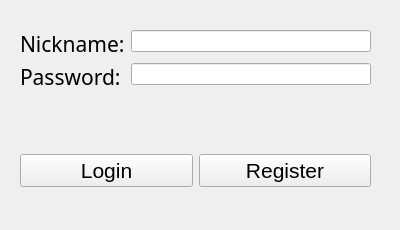
Vitalo-bit/functions_drawing, file venv/project_yandex/authorization.ui: the form before one commit.
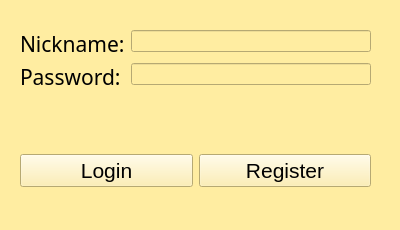
The form after the commit.

The edit to the form file:
```diff
--- a/venv/project_yandex/authorization.ui
+++ b/venv/project_yandex/authorization.ui
@@ -19,6 +19,9 @@
   <property name="windowTitle">
    <string>Form</string>
   </property>
+  <property name="styleSheet">
+   <string notr="true">background-color: rgb(255, 237, 161);</string>
+  </property>
   <widget class="QWidget" name="formLayoutWidget">
    <property name="geometry">
     <rect>
```
